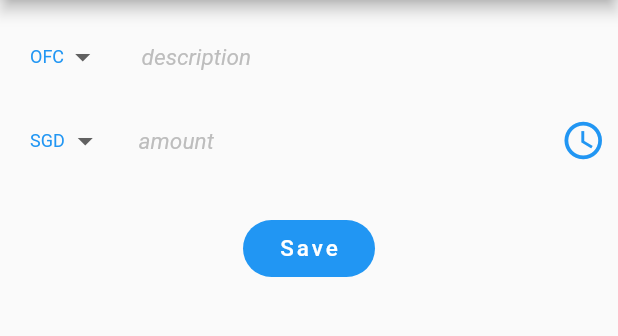
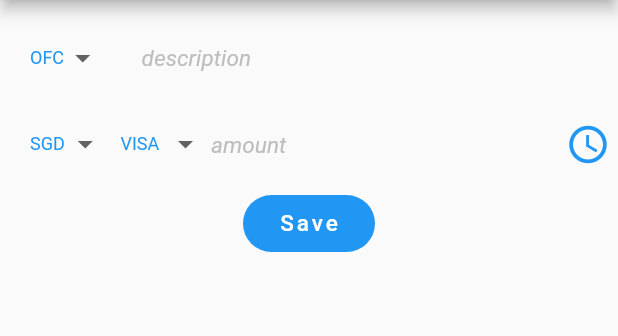
Before and after one commit to kentankengboon/MyClone, a Flutter app: the MyHomePage screen opened directly, on a phone screen of 412 x 824 dp, the part 84-420 px from its top. Run offline on Flutter 3.47's test engine with Material 2 defaults, Android fonts, the phone set to English and light mode, and no system bars; our stand-ins replace cloud_firestore, firebase_auth, toast; accounts and stored records are empty.

Commit message:
My first commit

```diff
--- a/lib/main.dart
+++ b/lib/main.dart
@@ -1,3 +1,5 @@
+//import 'dart:html';
+
 import 'package:flutter/cupertino.dart';
 import 'package:flutter/material.dart';
 import 'package:cloud_firestore/cloud_firestore.dart';
@@ -89,8 +91,10 @@ class _MyHomePageState extends State<MyHomePage> {
   int currencyCode = 1;
   String currency;
   String dDate;
-  int expTypeCode =1;
+  int expTypeCode = 1;
   String expType;
+  int payTypeCode = 1;
+  String payType;
   DateFormat dateFormat = DateFormat('dd-MMM-yyyy');
   String oldExpList;
   String newExpLog;
@@ -211,7 +215,9 @@ class _MyHomePageState extends State<MyHomePage> {
               " - $currency " +
               amount.text +
               " - " +
-              description.text
+              description.text +
+              " - " +
+              payType
         ])
       });
       amount.clear();
@@ -234,6 +240,17 @@ class _MyHomePageState extends State<MyHomePage> {
           break;
         case 2:
           expType = "PSN";
+      }
+
+      switch (payTypeCode) {
+        case 1:
+          payType = "VISA";
+          break;
+        case 2:
+          payType = "CASH";
+          break;
+        case 3:
+          payType = "OTHR";
       }
 
       await writeData();
@@ -358,6 +375,49 @@ class _MyHomePageState extends State<MyHomePage> {
                                       //});
                                     }),
                               ),
+
+                              Expanded(
+                                flex: 4,
+                                child: DropdownButton(
+                                    underline: SizedBox(),
+                                    value: payTypeCode,
+                                    items: [
+                                      DropdownMenuItem(
+                                        child: Text(
+                                          "VISA",
+                                          style: TextStyle(
+                                              color: Colors.blue, fontSize: 12),
+                                        ),
+                                        value: 1,
+                                      ),
+                                      DropdownMenuItem(
+                                        child: Text(
+                                          "CASH",
+                                          style: TextStyle(
+                                              color: Colors.blue, fontSize: 12),
+                                        ),
+                                        value: 2,
+                                      ),
+                                      DropdownMenuItem(
+                                        child: Text(
+                                          "OTHR",
+                                          style: TextStyle(
+                                              color: Colors.blue, fontSize: 12),
+                                        ),
+                                        value: 3,
+                                      ),
+
+
+                                    ],
+                                    onChanged: (value) {
+                                      //setState(() {
+                                      payTypeCode = value;
+                                      //});
+                                    }),
+                              ),
+
+
+
                               Expanded(
                                 flex: 10,
                                 child: TextFormField(
@@ -379,7 +439,7 @@ class _MyHomePageState extends State<MyHomePage> {
                                     ? Text(
                                         dDate.toString(),
                                         textAlign: TextAlign.right,
-                                        style: TextStyle(color: Colors.blue),
+                                        style: TextStyle(color: Colors.blue, fontSize: 12),
                                       )
                                     : Text(""),
                               ),
@@ -412,9 +472,7 @@ class _MyHomePageState extends State<MyHomePage> {
                               )
                             ],
                           )),
-                      SizedBox(
-                        height: 20,
-                      ),
+                      //SizedBox(height: 5,),
 
                       FlatButton(
                         /////// to fix ///////
```
